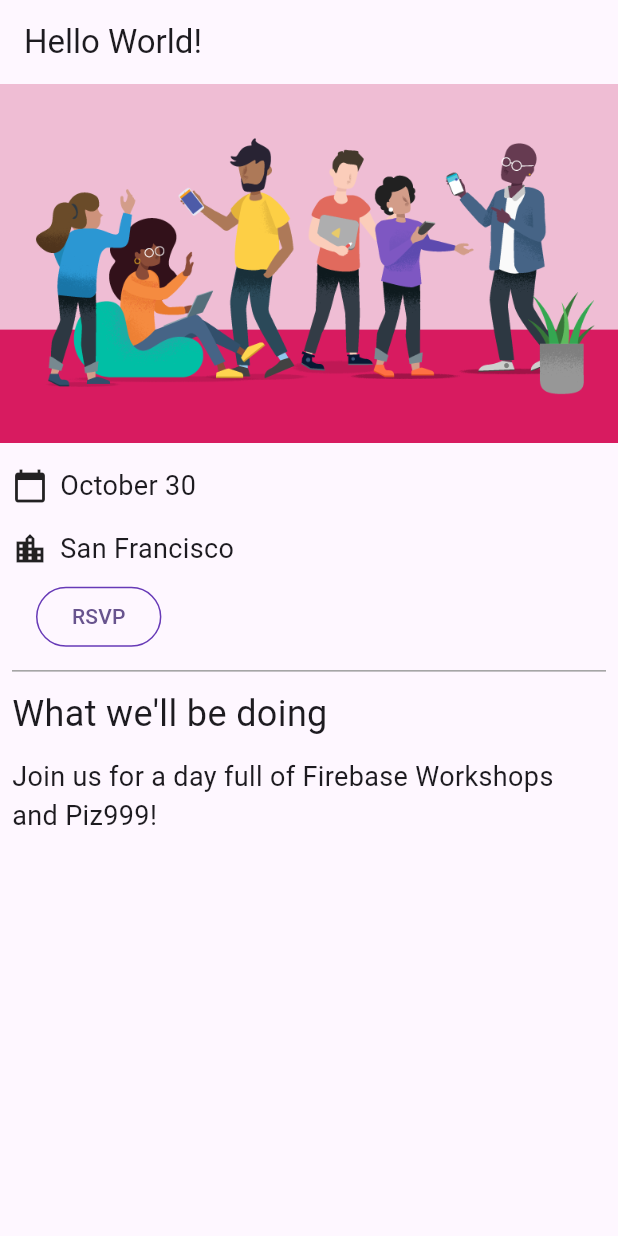
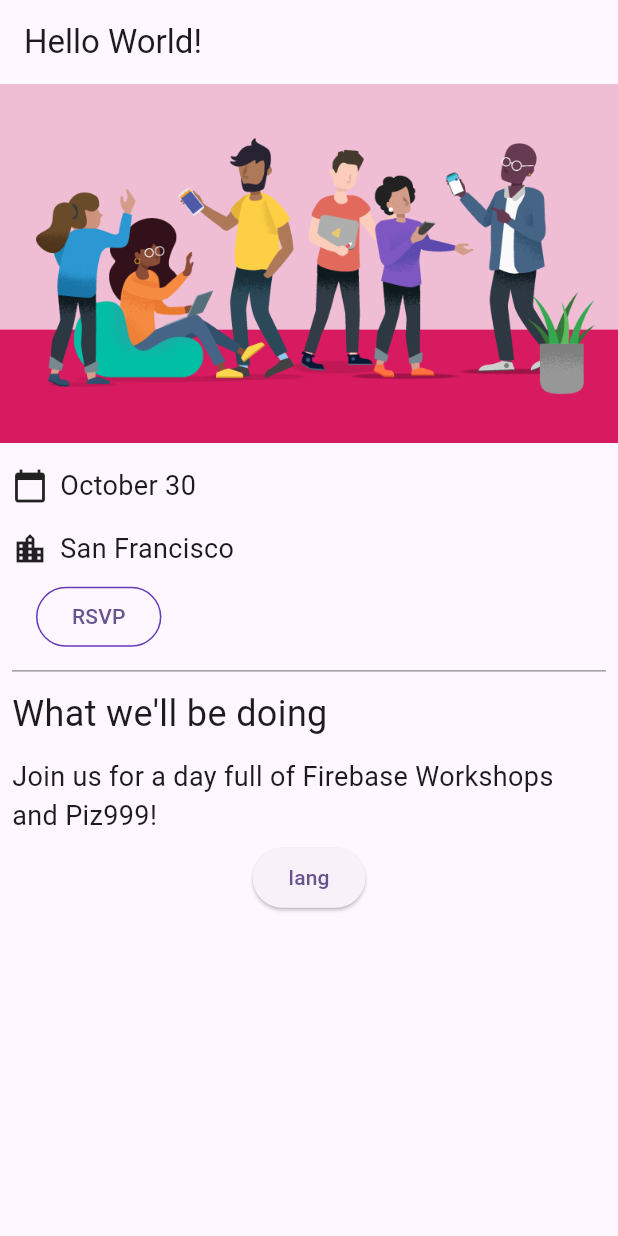
Before and after one commit to bala223344/do20-flutter, a Flutter app: the screen it shows after launch, on a phone screen of 412 x 824 dp. Run offline on Flutter 3.47's test engine with Material 3 defaults, Android fonts, the phone set to English and light mode, and no system bars; our stand-ins replace easy_localization, firebase_auth, firebase_core, go_router, google_fonts; missing offline and left inert: firebase_ui_auth, firebase_ui_oauth_apple, firebase_ui_oauth_google; accounts and stored records are empty.

Commit message:
lang added

```diff
--- a/lib/home_page.dart
+++ b/lib/home_page.dart
@@ -10,16 +10,19 @@ import 'src/widgets.dart';
 import 'app_state.dart';                          // new
 import 'src/authentication.dart';                 // new
 
-import 'package:flutter_localizations/flutter_localizations.dart';
 import 'package:easy_localization/easy_localization.dart';
 
+import 'package:go_router/go_router.dart';
 
 
 class HomePage extends StatelessWidget {
   const HomePage({super.key});
 
   @override
-  Widget build(BuildContext context) {
+   Widget  build (BuildContext context) {
+
+  // context.setLocale(Locale('de'));
+
     return Scaffold(
       appBar: AppBar(
         title: const Text('example.helloWorld').tr(),
@@ -48,6 +51,12 @@ class HomePage extends StatelessWidget {
           const Paragraph(
             'Join us for a day full of Firebase Workshops and Piz999!',
           ),
+           Center(
+        child: ElevatedButton(
+          onPressed: () => context.go('/lang'),
+          child: const Text('lang'),
+        ),
+           )
         ],
       ),
     );
--- a/lib/main.dart
+++ b/lib/main.dart
@@ -10,6 +10,7 @@ import 'package:google_fonts/google_fonts.dart';
 import 'package:provider/provider.dart'; // new
 import 'app_state.dart'; // new
 import 'home_page.dart';
+import 'lang_page.dart';
 import 'package:easy_localization/easy_localization.dart';
 
 // Add GoRouter configuration outside the App class
@@ -83,9 +84,18 @@ final _router = GoRouter(
             );
           },
         ),
+
+
+          GoRoute(
+        path: 'lang',
+         builder: (BuildContext  context, GoRouterState  state) => const LangPage(),
+
+      ),
       ],
     ),
   ],
+    debugLogDiagnostics: true,
+
 );
 // end of GoRouter configuration
 
```
Also changed, not shown: assets/translations/de.json (added, +7 -0 lines), lib/lang_page.dart (added, +87 -0 lines).
